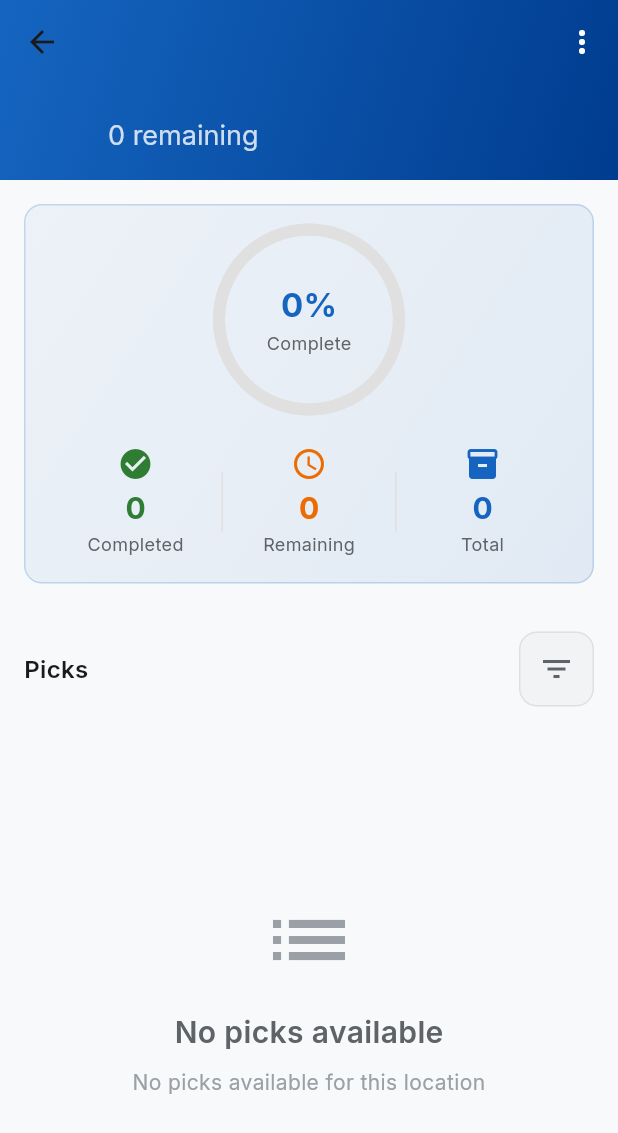
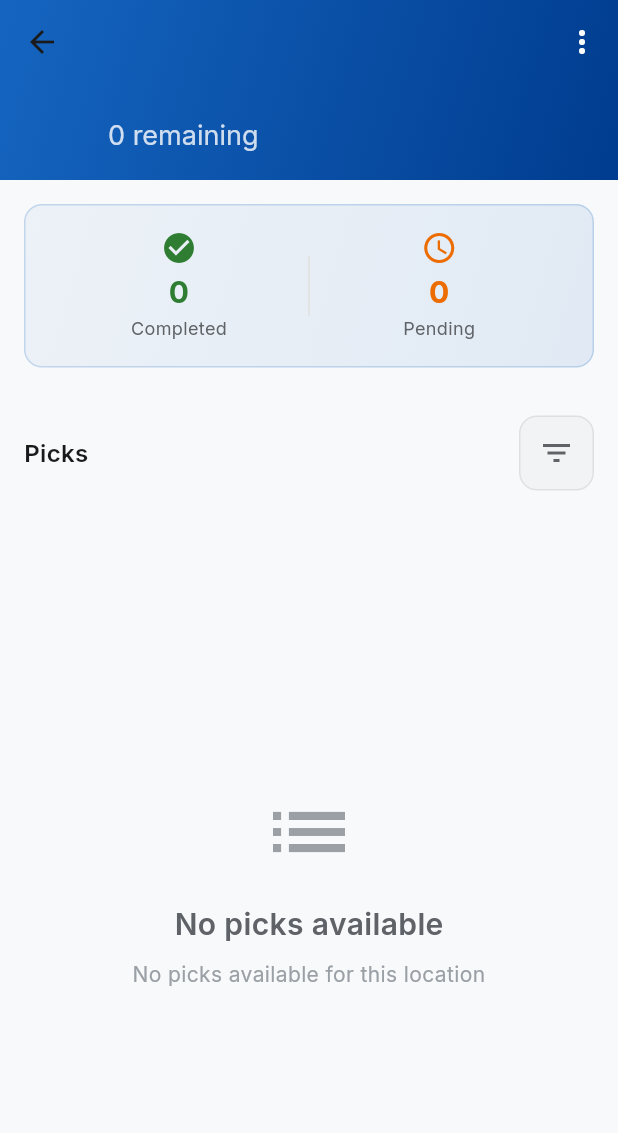
Before and after one commit to noodev8/picklist, a Flutter app: the PicklistScreen screen opened directly with empty values, on a phone screen of 412 x 824 dp. Shown: the top 1133 px of the screen. Run offline on Flutter 3.47's test engine with Material 3 defaults, Android fonts, the phone set to English and light mode, and no system bars; our stand-ins replace cached_network_image, google_fonts, shared_preferences; accounts and stored records are empty.

Commit message:
pick stat bar update

```diff
--- a/picklist_flutter/lib/features/picklist/presentation/widgets/pick_stats_header.dart
+++ b/picklist_flutter/lib/features/picklist/presentation/widgets/pick_stats_header.dart
@@ -17,10 +17,10 @@ class PickStatsHeader extends StatelessWidget {
 
   @override
   Widget build(BuildContext context) {
+    // Get pick counts for the location
     final totalPicks = provider.getTotalPicksForLocation(locationId);
     final remainingPicks = provider.getRemainingPicksForLocation(locationId);
     final completedPicks = totalPicks - remainingPicks;
-    final progress = totalPicks > 0 ? completedPicks / totalPicks : 0.0;
 
     return Container(
       margin: AppSpacing.screenPadding,
@@ -39,82 +39,16 @@ class PickStatsHeader extends StatelessWidget {
           color: AppColors.primary.withValues(alpha: 0.2),
         ),
       ),
-      child: Column(
-        children: [
-          _buildProgressCircle(progress, completedPicks, totalPicks),
-          AppSpacing.verticalSpaceLG,
-          _buildStatsRow(completedPicks, remainingPicks, totalPicks),
-        ],
-      ),
+      child: _buildStatsRow(completedPicks, remainingPicks),
     );
   }
 
-  Widget _buildProgressCircle(double progress, int completed, int total) {
-    return Row(
-      mainAxisAlignment: MainAxisAlignment.center,
-      children: [
-        SizedBox(
-          width: 120,
-          height: 120,
-          child: Stack(
-            children: [
-              // Background circle
-              SizedBox(
-                width: 120,
-                height: 120,
-                child: CircularProgressIndicator(
-                  value: 1.0,
-                  strokeWidth: 8,
-                  backgroundColor: AppColors.border,
-                  valueColor: const AlwaysStoppedAnimation<Color>(
-                    AppColors.border,
-                  ),
-                ),
-              ),
-              // Progress circle
-              SizedBox(
-                width: 120,
-                height: 120,
-                child: CircularProgressIndicator(
-                  value: progress,
-                  strokeWidth: 8,
-                  backgroundColor: Colors.transparent,
-                  valueColor: AlwaysStoppedAnimation<Color>(
-                    progress == 1.0 ? AppColors.success : AppColors.primary,
-                  ),
-                ),
-              ),
-              // Center content
-              Center(
-                child: Column(
-                  mainAxisAlignment: MainAxisAlignment.center,
-                  children: [
-                    Text(
-                      '${(progress * 100).toInt()}%',
-                      style: AppTypography.headlineLarge.copyWith(
-                        color: progress == 1.0 ? AppColors.success : AppColors.primary,
-                        fontWeight: FontWeight.bold,
-                      ),
-                    ),
-                    Text(
-                      'Complete',
-                      style: AppTypography.bodySmall.copyWith(
-                        color: AppColors.textSecondary,
-                      ),
-                    ),
-                  ],
-                ),
-              ),
-            ],
-          ),
-        ),
-      ],
-    );
-  }
 
-  Widget _buildStatsRow(int completed, int remaining, int total) {
+
+  Widget _buildStatsRow(int completed, int remaining) {
     return Row(
       children: [
+        // Completed picks section
         Expanded(
           child: _buildStatItem(
             'Completed',
@@ -123,30 +57,19 @@ class PickStatsHeader extends StatelessWidget {
             AppColors.success,
           ),
         ),
+        // Divider between stats
         Container(
           width: 1,
           height: 40,
           color: AppColors.border,
         ),
+        // Pending (remaining) picks section
         Expanded(
           child: _buildStatItem(
-            'Remaining',
+            'Pending',
             remaining.toString(),
             Icons.schedule,
             AppColors.warning,
-          ),
-        ),
-        Container(
-          width: 1,
-          height: 40,
-          color: AppColors.border,
-        ),
-        Expanded(
-          child: _buildStatItem(
-            'Total',
-            total.toString(),
-            Icons.inventory_2,
-            AppColors.primary,
           ),
         ),
       ],
```
